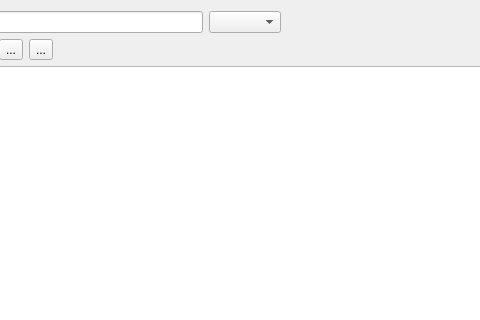
Above: src/SAGisXPlanung/ui/nexus_dialog.ui from nti-de/SAGisXPlanung before the change; both pictures show x 131 to 611 and y 0 to 320 of the 805 by 413 pixel window. Below: the same form after it.
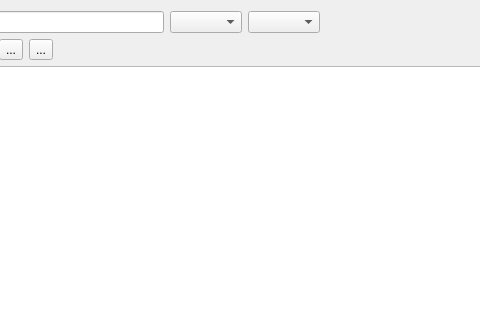
That is the form after the change. Custom widgets are drawn as their Qt base class.

Commit message: feat: filter plan overview by Gemeinde

```diff
--- a/src/SAGisXPlanung/ui/nexus_dialog.ui
+++ b/src/SAGisXPlanung/ui/nexus_dialog.ui
@@ -35,6 +35,13 @@
      <item>
       <widget class="QComboBox" name="combo_plan_type"/>
      </item>
+     <item>
+      <widget class="SearchableComboBox" name="combo_gemeinde">
+       <property name="frame">
+        <bool>true</bool>
+       </property>
+      </widget>
+     </item>
      <item>
       <spacer name="horizontalSpacer">
        <property name="orientation">
@@ -193,6 +200,13 @@
    </item>
   </layout>
  </widget>
+ <customwidgets>
+  <customwidget>
+   <class>SearchableComboBox</class>
+   <extends>QComboBox</extends>
+   <header>SAGisXPlanung/gui/widgets.h</header>
+  </customwidget>
+ </customwidgets>
  <resources/>
  <connections/>
 </ui>
```
The commit also changes 2 other files.
